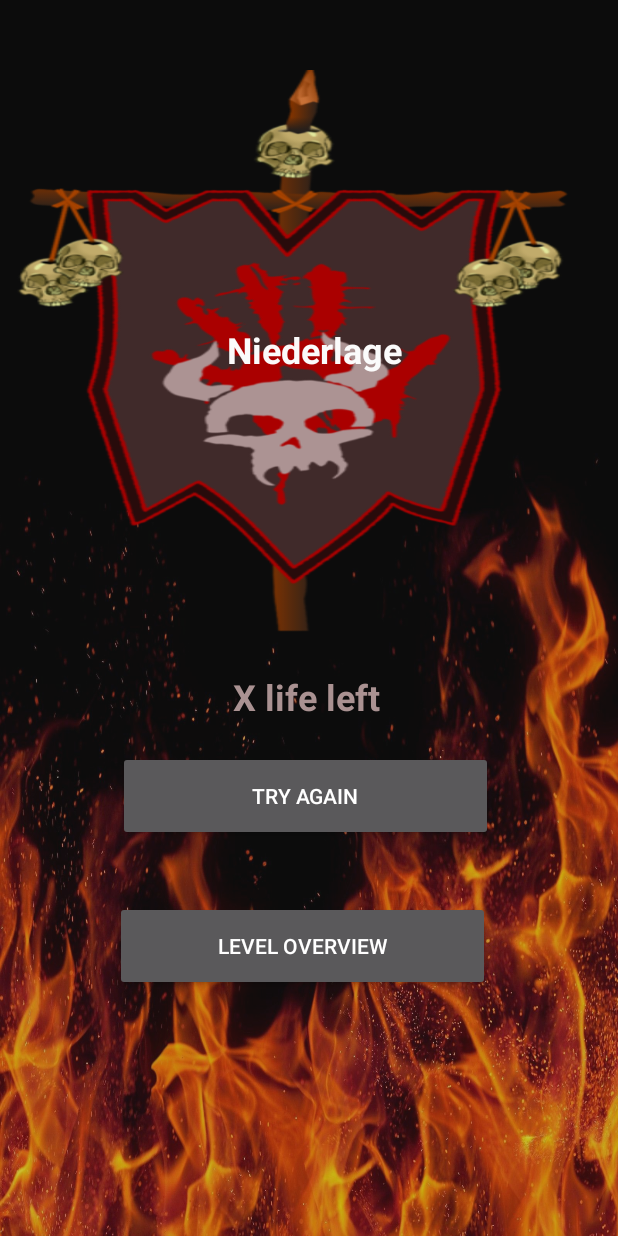
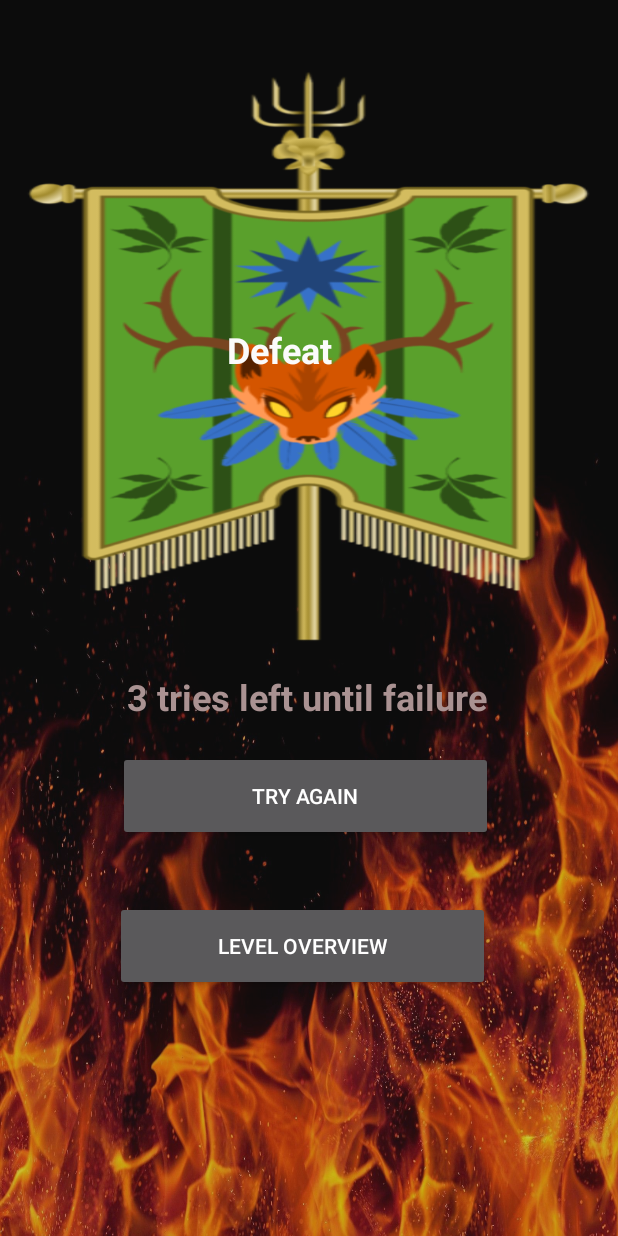
Before and after one commit to OzanFirat/Quiz, an Android app: the End2 screen opened directly, with no data from a screen before it, on a phone screen of 412 x 824 dp. Run offline under Robolectric (Android 15) with nearby library versions, the phone set to English and light mode, and no system bars.

Commit message:
angepasste xml

```diff
--- a/app/src/main/java/com/example/quiz/End2.java
+++ b/app/src/main/java/com/example/quiz/End2.java
@@ -19,7 +19,7 @@ public class End2 extends AppCompatActivity implements View.OnClickListener {
 
     private Button btnStartMenu, btnTryAgain;
     private RatingBar rtBar;
-    private TextView txtScore;
+    private TextView txtScore, textViewLostCount;
     @RequiresApi(api = Build.VERSION_CODES.LOLLIPOP)
     @Override
     protected void onCreate(Bundle savedInstanceState) {
@@ -40,6 +40,12 @@ public class End2 extends AppCompatActivity implements View.OnClickListener {
 
             counter++;  }
 
+        int currentAmountF = questionList.get(doneCounter).getAmountOfFailures();
+        currentAmountF=3-currentAmountF;
+        this.textViewLostCount = (TextView) findViewById(R.id.textViewLostCount);
+
+        textViewLostCount.setText(currentAmountF+" tries left until failure");
+
         this.btnStartMenu = (Button) findViewById(R.id.btnlvlOverview2);
         btnStartMenu.setOnClickListener(this);
 
@@ -50,7 +56,7 @@ public class End2 extends AppCompatActivity implements View.OnClickListener {
 
 
 
-      //  setBanner(doneCounter);
+        setBanner(doneCounter);
 
 
 
--- a/app/src/main/res/layout/activity_end2.xml
+++ b/app/src/main/res/layout/activity_end2.xml
@@ -49,7 +49,7 @@
                     android:lineSpacingExtra="8sp"
                     android:paddingLeft="150dp"
                     android:paddingTop="170dp"
-                    android:text="Niederlage"
+                    android:text="Defeat"
                     android:textAppearance="@style/TextAppearance.AppCompat.Body1"
                     android:textColor="#FBFBFB"
                     android:textSize="24sp"
```
